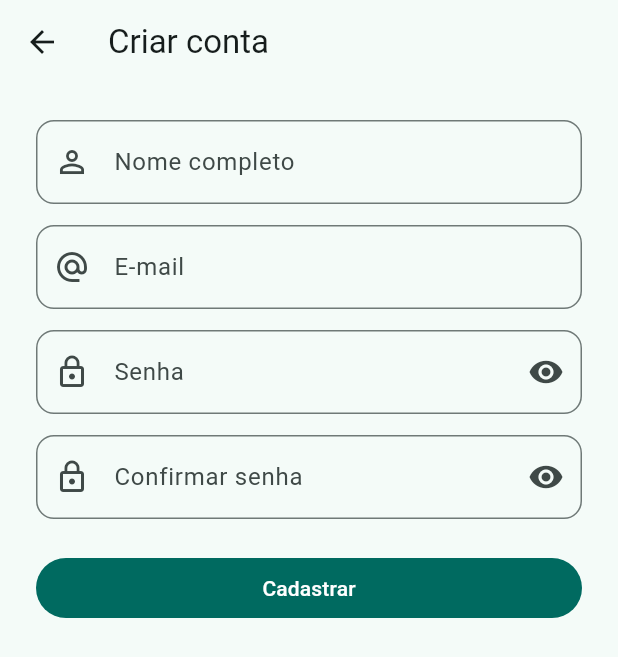
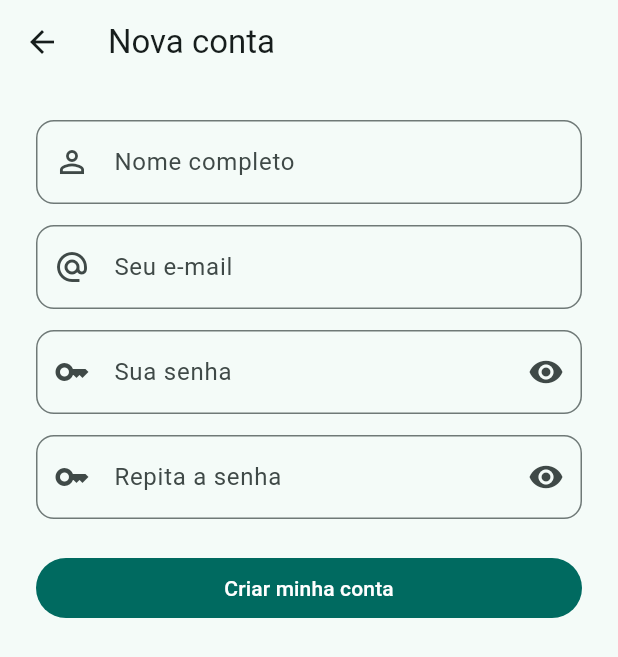
Before and after one commit to jv1303/controle-estoque, a Flutter app: the RegisterScreen screen opened by its route, on a phone screen of 412 x 824 dp. Shown: the top 657 px of the screen. Run offline on Flutter 3.47's test engine with Material 3 defaults, Android fonts, the phone set to English and light mode, and no system bars; our stand-ins replace material_ui, shared_preferences, sqflite, sqflite_common_ffi_web; accounts and stored records are empty.

Commit message:
Nova tela de entrada, textos revisados e rotas em portugues

```diff
--- a/lib/core/app_routes.dart
+++ b/lib/core/app_routes.dart
@@ -8,10 +8,10 @@ import '../screens/register_screen.dart';
 import '../services/auth_service.dart';
 
 abstract final class AppRoutes {
-  static const login = '/login';
-  static const register = '/register';
-  static const home = '/home';
-  static const productForm = '/product-form';
+  static const login = '/entrar';
+  static const register = '/nova-conta';
+  static const home = '/estoque';
+  static const productForm = '/produto';
 
   static const _privateRoutes = {home, productForm};
 
--- a/lib/core/validators.dart
+++ b/lib/core/validators.dart
@@ -9,7 +9,9 @@ abstract final class Validators {
   static String? email(String? value) {
     final error = notEmpty(value, field: 'E-mail');
     if (error != null) return error;
-    if (!_emailPattern.hasMatch(value!.trim())) return 'E-mail inválido';
+    if (!_emailPattern.hasMatch(value!.trim())) {
+      return 'Digite um e-mail válido';
+    }
     return null;
   }
 
--- a/lib/screens/register_screen.dart
+++ b/lib/screens/register_screen.dart
@@ -14,7 +14,7 @@ class RegisterScreen extends StatefulWidget {
 }
 
 class _RegisterScreenState extends State<RegisterScreen> {
-  final _formKey = GlobalKey<FormState>();
+  final _form = GlobalKey<FormState>();
   final _nameCtrl = TextEditingController();
   final _emailCtrl = TextEditingController();
   final _passwordCtrl = TextEditingController();
@@ -30,12 +30,14 @@ class _RegisterScreenState extends State<RegisterScreen> {
   }
 
   String? _validateConfirm(String? value) {
-    if (value != _passwordCtrl.text) return 'As senhas não conferem';
+    if (value != _passwordCtrl.text) {
+      return 'As duas senhas precisam ser iguais';
+    }
     return null;
   }
 
   Future<void> _createAccount() async {
-    if (_busy || !_formKey.currentState!.validate()) return;
+    if (_busy || !_form.currentState!.validate()) return;
     setState(() => _busy = true);
     try {
       await AuthService.instance.register(
@@ -55,9 +57,9 @@ class _RegisterScreenState extends State<RegisterScreen> {
   @override
   Widget build(BuildContext context) {
     return Scaffold(
-      appBar: AppBar(title: const Text('Criar conta')),
+      appBar: AppBar(title: const Text('Nova conta')),
       body: Form(
-        key: _formKey,
+        key: _form,
         child: ListView(
           padding: const EdgeInsets.all(24),
           children: [
@@ -65,11 +67,11 @@ class _RegisterScreenState extends State<RegisterScreen> {
               controller: _nameCtrl,
               label: 'Nome completo',
               icon: Icons.person_outline,
-              validator: (v) => Validators.notEmpty(v, field: 'Nome'),
+              validator: (v) => Validators.notEmpty(v, field: 'O nome'),
             ),
             AppTextField(
               controller: _emailCtrl,
-              label: 'E-mail',
+              label: 'Seu e-mail',
               icon: Icons.alternate_email,
               keyboardType: TextInputType.emailAddress,
               validator: Validators.email,
@@ -80,14 +82,14 @@ class _RegisterScreenState extends State<RegisterScreen> {
             ),
             PasswordField(
               controller: _confirmCtrl,
-              label: 'Confirmar senha',
+              label: 'Repita a senha',
               validator: _validateConfirm,
               onSubmitted: _createAccount,
             ),
             const SizedBox(height: 8),
             FilledButton(
               onPressed: _busy ? null : _createAccount,
-              child: const Text('Cadastrar'),
+              child: const Text('Criar minha conta'),
             ),
           ],
         ),
--- a/lib/widgets/app_text_field.dart
+++ b/lib/widgets/app_text_field.dart
@@ -40,7 +40,7 @@ class PasswordField extends StatefulWidget {
   const PasswordField({
     super.key,
     required this.controller,
-    this.label = 'Senha',
+    this.label = 'Sua senha',
     this.validator,
     this.onSubmitted,
   });
@@ -68,7 +68,7 @@ class _PasswordFieldState extends State<PasswordField> {
         onFieldSubmitted: (_) => widget.onSubmitted?.call(),
         decoration: InputDecoration(
           labelText: widget.label,
-          prefixIcon: const Icon(Icons.lock_outline),
+          prefixIcon: const Icon(Icons.key_outlined),
           suffixIcon: IconButton(
             tooltip: _hidden ? 'Mostrar senha' : 'Esconder senha',
             icon: Icon(_hidden ? Icons.visibility : Icons.visibility_off),
--- a/lib/widgets/feedback.dart
+++ b/lib/widgets/feedback.dart
@@ -27,7 +27,7 @@ Future<bool> confirmAction(
       actions: [
         TextButton(
           onPressed: () => Navigator.pop(dialogContext, false),
-          child: const Text('Cancelar'),
+          child: const Text('Voltar'),
         ),
         FilledButton(
           onPressed: () => Navigator.pop(dialogContext, true),
--- a/pubspec.yaml
+++ b/pubspec.yaml
@@ -1,5 +1,5 @@
 name: meu_estoque
-description: "Controle de estoque com login e SQLite."
+description: "Gerencie produtos, quantidades e valores em estoque."
 # The following line prevents the package from being accidentally published to
 # pub.dev using `flutter pub publish`. This is preferred for private packages.
 publish_to: 'none' # Remove this line if you wish to publish to pub.dev
```
Also changed, not shown: lib/screens/home_screen.dart (+26 -16 lines), lib/screens/login_screen.dart (+70 -39 lines), lib/screens/product_form_screen.dart (+9 -9 lines), lib/services/database_service.dart (+9 -6 lines), 4 other files.
